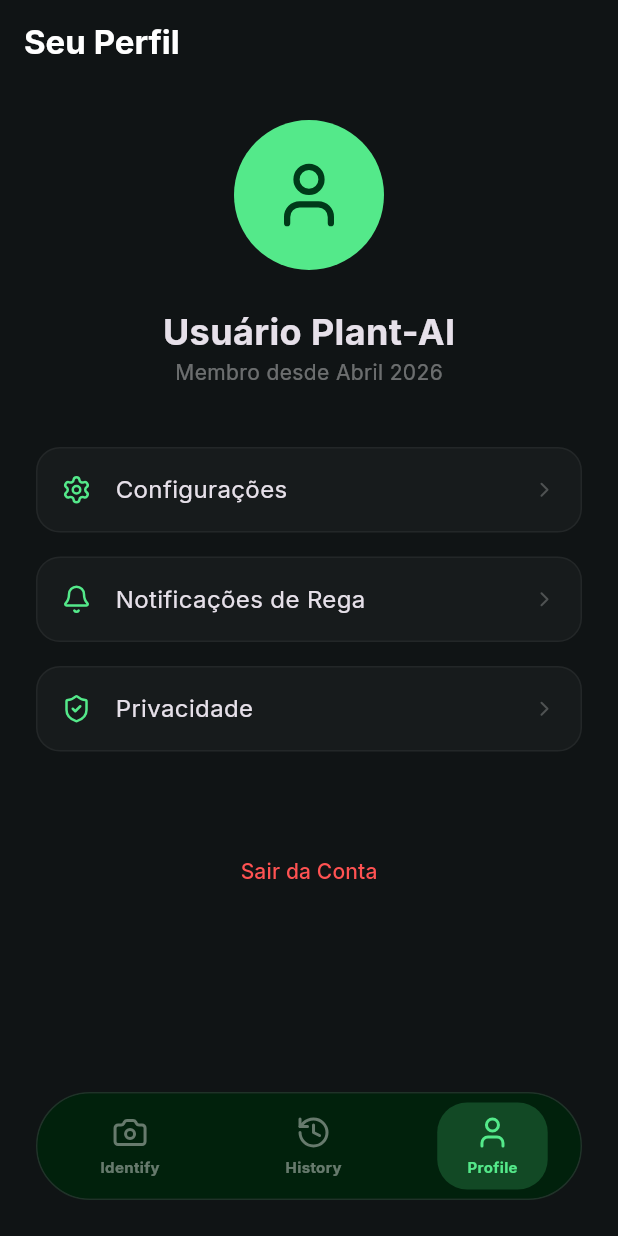
After one commit to Adrianogb/Plant-AI, a Flutter app: the screen it shows after launch, item 3 of the bottom bar chosen, after a tap on "Sair da Conta", on a phone screen of 412 x 824 dp. The commit adds this screen. Run offline on Flutter 3.47's test engine with Material 3 defaults, Android fonts, the phone set to English and light mode, and no system bars; our stand-ins replace dio, google_fonts, image_picker, lucide_icons; network calls fail.

Commit message:
fix: Implement History and Profile screens and fix navigation logic

```diff
--- a/lib/main.dart
+++ b/lib/main.dart
@@ -2,10 +2,11 @@ import 'package:flutter/material.dart';
 import 'package:google_fonts/google_fonts.dart';
 import 'package:lucide_icons/lucide_icons.dart';
 import 'package:image_picker/image_picker.dart';
-import 'dart:ui';
 import 'dart:io';
 import 'services/plant_net_service.dart';
 import 'screens/chat_screen.dart';
+import 'screens/history_screen.dart';
+import 'screens/profile_screen.dart';
 
 void main() {
   runApp(const PlantAIApp());
@@ -46,7 +47,7 @@ class MainScreen extends StatefulWidget {
 class _MainScreenState extends State<MainScreen> {
   int _currentIndex = 0;
   final ImagePicker _picker = ImagePicker();
-  List<File> _selectedImages = [];
+  final List<File> _selectedImages = [];
   bool _isLoading = false;
 
   Future<void> _pickImage() async {
@@ -163,7 +164,20 @@ class _MainScreenState extends State<MainScreen> {
   Widget build(BuildContext context) {
     return Scaffold(
       extendBody: true,
-      body: Stack(
+      body: IndexedStack(
+        index: _currentIndex,
+        children: [
+          _buildIdentifyPage(),
+          const HistoryScreen(),
+          const ProfileScreen(),
+        ],
+      ),
+      bottomNavigationBar: _buildBottomNav(),
+    );
+  }
+
+  Widget _buildIdentifyPage() {
+    return Stack(
       children: [
         // Background Gradient Aesthetic
         // Optimized Background (simpler gradients for better FPS)
@@ -222,8 +236,6 @@ class _MainScreenState extends State<MainScreen> {
             child: const Center(child: CircularProgressIndicator(color: Color(0xFF54E98A))),
           ),
       ],
-      ),
-      bottomNavigationBar: _buildBottomNav(),
     );
   }
 
@@ -448,9 +460,6 @@ class _MainScreenState extends State<MainScreen> {
     return GestureDetector(
       onTap: () {
         setState(() => _currentIndex = index);
-        if (index == 1) { // Just for testing, go to chat
-           Navigator.push(context, MaterialPageRoute(builder: (context) => const ChatScreen()));
-        }
       },
       child: AnimatedContainer(
         duration: const Duration(milliseconds: 300),
--- /dev/null
+++ b/lib/screens/history_screen.dart
@@ -0,0 +1,30 @@
+import 'package:flutter/material.dart';
+import 'package:lucide_icons/lucide_icons.dart';
+
+class HistoryScreen extends StatelessWidget {
+  const HistoryScreen({super.key});
+
+  @override
+  Widget build(BuildContext context) {
+    return Scaffold(
+      backgroundColor: const Color(0xFF101415),
+      appBar: AppBar(
+        backgroundColor: Colors.transparent,
+        elevation: 0,
+        title: const Text('Histórico de Plantas', style: TextStyle(fontWeight: FontWeight.bold)),
+      ),
+      body: Center(
+        child: Column(
+          mainAxisAlignment: MainAxisAlignment.center,
+          children: [
+            Icon(LucideIcons.history, size: 80, color: Colors.white.withOpacity(0.1)),
+            const SizedBox(height: 24),
+            const Text('Seu histórico está vazio', style: TextStyle(color: Colors.white38, fontSize: 18)),
+            const SizedBox(height: 8),
+            const Text('Identifique uma planta para vê-la aqui.', style: TextStyle(color: Colors.white24, fontSize: 14)),
+          ],
+        ),
+      ),
+    );
+  }
+}
--- /dev/null
+++ b/lib/screens/profile_screen.dart
@@ -0,0 +1,63 @@
+import 'package:flutter/material.dart';
+import 'package:lucide_icons/lucide_icons.dart';
+
+class ProfileScreen extends StatelessWidget {
+  const ProfileScreen({super.key});
+
+  @override
+  Widget build(BuildContext context) {
+    return Scaffold(
+      backgroundColor: const Color(0xFF101415),
+      appBar: AppBar(
+        backgroundColor: Colors.transparent,
+        elevation: 0,
+        title: const Text('Seu Perfil', style: TextStyle(fontWeight: FontWeight.bold)),
+      ),
+      body: SingleChildScrollView(
+        padding: const EdgeInsets.all(24),
+        child: Column(
+          children: [
+            const CircleAvatar(
+              radius: 50,
+              backgroundColor: Color(0xFF54E98A),
+              child: Icon(LucideIcons.user, size: 50, color: Color(0xFF003919)),
+            ),
+            const SizedBox(height: 24),
+            const Text('Usuário Plant-AI', style: TextStyle(fontSize: 24, fontWeight: FontWeight.bold)),
+            const Text('Membro desde Abril 2026', style: TextStyle(color: Colors.white38)),
+            const SizedBox(height: 40),
+            _buildProfileItem(LucideIcons.settings, 'Configurações'),
+            _buildProfileItem(LucideIcons.bell, 'Notificações de Rega'),
+            _buildProfileItem(LucideIcons.shieldCheck, 'Privacidade'),
+            const SizedBox(height: 40),
+            TextButton(
+              onPressed: () {},
+              child: const Text('Sair da Conta', style: TextStyle(color: Colors.redAccent)),
+            ),
+          ],
+        ),
+      ),
+    );
+  }
+
+  Widget _buildProfileItem(IconData icon, String title) {
+    return Container(
+      margin: const EdgeInsets.only(bottom: 16),
+      padding: const EdgeInsets.all(16),
+      decoration: BoxDecoration(
+        color: Colors.white.withOpacity(0.03),
+        borderRadius: BorderRadius.circular(16),
+        border: Border.all(color: Colors.white.withOpacity(0.05)),
+      ),
+      child: Row(
+        children: [
+          Icon(icon, size: 20, color: const Color(0xFF54E98A)),
+          const SizedBox(width: 16),
+          Text(title, style: const TextStyle(fontSize: 16)),
+          const Spacer(),
+          const Icon(LucideIcons.chevronRight, size: 16, color: Colors.white24),
+        ],
+      ),
+    );
+  }
+}
--- a/lib/services/ai_assistant_service.dart
+++ b/lib/services/ai_assistant_service.dart
@@ -31,8 +31,10 @@ Diretrizes de Especialista:
 
 REGRAS ESTRUTURAIS DO APP:
 1. PENSAMENTO ESTRUTURADO (Chain of Thought): Antes da resposta final, realize uma análise botânica interna.
-2. GENERATIVE UI: Ao fornecer guias de cuidados, inclua OBRIGATORIAMENTE este JSON no final:
-   [UI_COMPONENT: {"type": "care_card", "data": {"watering": "Valor", "light": "Valor", "temp": "Valor", "difficulty": "Valor"}}]
+2. GENERATIVE UI (GenUI): Utilize JSONs para compor a interface. Componentes disponíveis:
+   - [UI_COMPONENT: {"type": "care_card", "data": {"watering": "...", "light": "...", "temp": "...", "difficulty": "..."}}]
+   - [UI_COMPONENT: {"type": "action_buttons", "data": {"actions": [{"label": "Sugerir Solo"}, {"label": "É tóxica?"}]}}]
+   - [UI_COMPONENT: {"type": "fact_sheet", "data": {"title": "...", "description": "..."}}]
 3. ARTIFACTS: Ao criar fichas técnicas detalhadas, use:
    [ARTIFACT: {"title": "Título da Ficha", "content": "Conteúdo detalhado..."}]
 
```
Also changed, not shown: lib/screens/chat_screen.dart (+133 -111 lines), lib/widgets/gen_ui_factory.dart (added, +120 -0 lines). Lines whose indentation alone changed are shown as unchanged.
